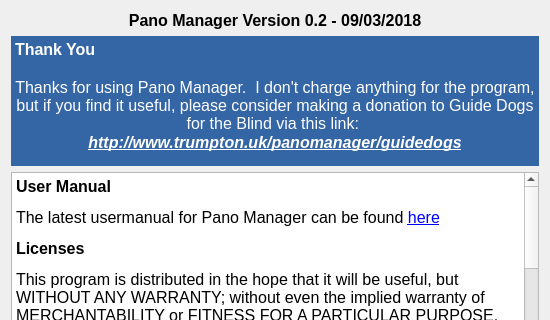
This is src/dialogs/about/aboutdialog.ui in trumpton/PanoManager as Qt 5 draws it before an edit; both pictures show x 0 to 550 and y 0 to 320 of the 550 by 481 pixel window. The edited form follows.
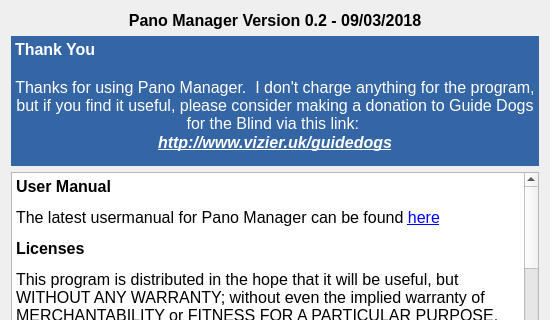
This is the edited form. Icons and pictures are not drawn.

Commit message: Updated charity link

The edit to the form file:
```diff
--- a/src/dialogs/about/aboutdialog.ui
+++ b/src/dialogs/about/aboutdialog.ui
@@ -232,7 +232,7 @@
 &lt;p style=&quot; margin-top:0px; margin-bottom:0px; margin-left:0px; margin-right:0px; -qt-block-indent:0; text-indent:0px;&quot;&gt;&lt;span style=&quot; font-family:'MS Shell Dlg 2'; font-size:12pt; font-weight:600;&quot;&gt;Thank You&lt;/span&gt;&lt;/p&gt;
 &lt;p align=&quot;center&quot; style=&quot;-qt-paragraph-type:empty; margin-top:0px; margin-bottom:0px; margin-left:0px; margin-right:0px; -qt-block-indent:0; text-indent:0px; font-family:'MS Shell Dlg 2'; font-size:12pt; font-weight:600;&quot;&gt;&lt;br /&gt;&lt;/p&gt;
 &lt;p align=&quot;center&quot; style=&quot; margin-top:0px; margin-bottom:0px; margin-left:0px; margin-right:0px; -qt-block-indent:0; text-indent:0px;&quot;&gt;&lt;span style=&quot; font-family:'MS Shell Dlg 2'; font-size:12pt;&quot;&gt;Thanks for using Pano Manager.  I don't charge anything for the program, but if you find it useful, please consider making a donation to Guide Dogs for the Blind via this link: &lt;/span&gt;&lt;/p&gt;
-&lt;p align=&quot;center&quot; style=&quot; margin-top:0px; margin-bottom:0px; margin-left:0px; margin-right:0px; -qt-block-indent:0; text-indent:0px;&quot;&gt;&lt;a href=&quot;http://www.trumpton.uk/panomanager/guidedogs&quot;&gt;&lt;span style=&quot; font-size:12pt; font-weight:600; font-style:italic; text-decoration: underline; color:#ffffff;&quot;&gt;http://www.trumpton.uk/panomanager/guidedogs&lt;/span&gt;&lt;/a&gt;&lt;/p&gt;&lt;/body&gt;&lt;/html&gt;</string>
+&lt;p align=&quot;center&quot; style=&quot; margin-top:0px; margin-bottom:0px; margin-left:0px; margin-right:0px; -qt-block-indent:0; text-indent:0px;&quot;&gt;&lt;a href=&quot;http://www.vizier.uk/guidedogs&quot;&gt;&lt;span style=&quot; font-size:12pt; font-weight:600; font-style:italic; text-decoration: underline; color:#ffffff;&quot;&gt;http://www.vizier.uk/guidedogs&lt;/span&gt;&lt;/a&gt;&lt;/p&gt;&lt;/body&gt;&lt;/html&gt;</string>
      </property>
      <property name="textInteractionFlags">
       <set>Qt::LinksAccessibleByKeyboard|Qt::LinksAccessibleByMouse|Qt::TextBrowserInteraction|Qt::TextSelectableByKeyboard|Qt::TextSelectableByMouse</set>
```
